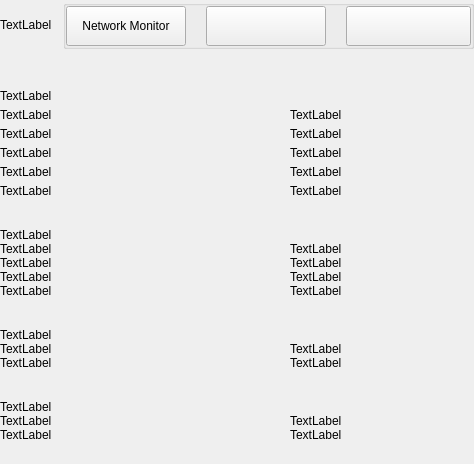
Qt form src/qt/bcz/settings/forms/settingsinformationwidget.ui (SpecialCoins/bitcoincz) before a commit.
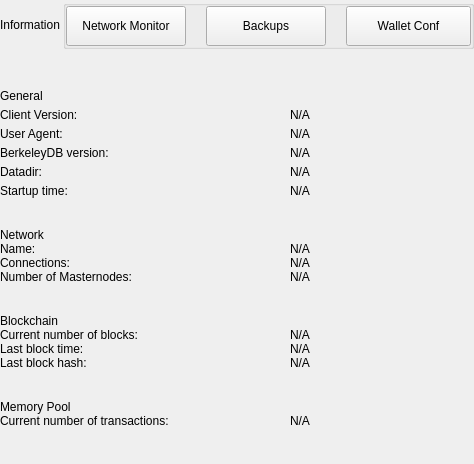
The same form after that commit.

What changed in the file:
```diff
--- a/src/qt/bcz/settings/forms/settingsinformationwidget.ui
+++ b/src/qt/bcz/settings/forms/settingsinformationwidget.ui
@@ -57,7 +57,7 @@
           <item>
            <widget class="QLabel" name="labelTitle">
             <property name="text">
-             <string>TextLabel</string>
+             <string>Information</string>
             </property>
            </widget>
           </item>
@@ -135,7 +135,7 @@
                 <enum>Qt::NoFocus</enum>
                </property>
                <property name="text">
-                <string/>
+                <string>Backups</string>
                </property>
                <property name="checkable">
                 <bool>false</bool>
@@ -163,7 +163,7 @@
                 <enum>Qt::NoFocus</enum>
                </property>
                <property name="text">
-                <string/>
+                <string>Wallet Conf</string>
                </property>
                <property name="checkable">
                 <bool>false</bool>
@@ -218,7 +218,7 @@
            <item>
             <widget class="QLabel" name="labelTitleGeneral">
              <property name="text">
-              <string>TextLabel</string>
+              <string>General</string>
              </property>
             </widget>
            </item>
@@ -242,14 +242,14 @@
                 </size>
                </property>
                <property name="text">
-                <string>TextLabel</string>
+                <string>Client Version:</string>
                </property>
               </widget>
              </item>
              <item>
               <widget class="QLabel" name="labelInfoClient">
                <property name="text">
-                <string>TextLabel</string>
+                <string notr="true">N/A</string>
                </property>
               </widget>
              </item>
@@ -275,14 +275,14 @@
                 </size>
                </property>
                <property name="text">
-                <string>TextLabel</string>
+                <string>User Agent:</string>
                </property>
               </widget>
              </item>
              <item>
               <widget class="QLabel" name="labelInfoAgent">
                <property name="text">
-                <string>TextLabel</string>
+                <string notr="true">N/A</string>
                </property>
               </widget>
              </item>
@@ -308,14 +308,14 @@
                 </size>
                </property>
                <property name="text">
-                <string>TextLabel</string>
+                <string>BerkeleyDB version:</string>
                </property>
               </widget>
              </item>
              <item>
               <widget class="QLabel" name="labelInfoBerkeley">
                <property name="text">
-                <string>TextLabel</string>
+                <string notr="true">N/A</string>
                </property>
               </widget>
              </item>
@@ -341,14 +341,14 @@
                 </size>
                </property>
                <property name="text">
-                <string>TextLabel</string>
+                <string>Datadir:</string>
                </property>
               </widget>
              </item>
              <item>
               <widget class="QLabel" name="labelInfoDataDir">
                <property name="text">
-                <string>TextLabel</string>
+                <string notr="true">N/A</string>
                </property>
                <property name="wordWrap">
                 <bool>true</bool>
@@ -377,14 +377,14 @@
                 </size>
                </property>
                <property name="text">
-                <string>TextLabel</string>
+                <string>Startup time:</string>
                </property>
               </widget>
              </item>
              <item>
               <widget class="QLabel" name="labelInfoTime">
                <property name="text">
-                <string>TextLabel</string>
+                <string notr="true">N/A</string>
                </property>
               </widget>
              </item>
@@ -412,7 +412,7 @@
         <item>
          <widget class="QLabel" name="labelTitleNetwork">
           <property name="text">
-           <string>TextLabel</string>
+           <string>Network</string>
           </property>
          </widget>
         </item>
@@ -436,59 +436,26 @@
              </size>
             </property>
             <property name="text">
-             <string>TextLabel</string>
+             <string>Name:</string>
             </property>
            </widget>
           </item>
           <item>
            <widget class="QLabel" name="labelInfoName">
             <property name="text">
-             <string>TextLabel</string>
+             <string notr="true">N/A</string>
             </property>
            </widget>
           </item>
          </layout>
         </item>
-           <item>
-            <layout class="QHBoxLayout" name="horizontalMasternode" stretch="0,1">
-             <property name="spacing">
-              <number>0</number>
-             </property>
-             <item>
-              <widget class="QLabel" name="labelTitleMasternode">
-               <property name="minimumSize">
-                <size>
-                 <width>290</width>
-                 <height>0</height>
-                </size>
-               </property>
-               <property name="maximumSize">
-                <size>
-                 <width>290</width>
-                 <height>16777215</height>
-                </size>
-               </property>
-               <property name="text">
-                <string>TextLabel</string>
-               </property>
-              </widget>
-             </item>
-             <item>
-              <widget class="QLabel" name="labelInfoMasternodeCount">
-               <property name="text">
-                <string>TextLabel</string>
-               </property>
-              </widget>
-             </item>
-            </layout>
-           </item>
         <item>
-         <layout class="QHBoxLayout" name="horizontalMnRoi" stretch="0,1">
+         <layout class="QHBoxLayout" name="horizontalConnections" stretch="0,1">
           <property name="spacing">
            <number>0</number>
           </property>
           <item>
-           <widget class="QLabel" name="labelTitleMnRoi">
+           <widget class="QLabel" name="labelTitleConnections">
             <property name="minimumSize">
              <size>
               <width>290</width>
@@ -502,14 +469,20 @@
              </size>
             </property>
             <property name="text">
-             <string>TextLabel</string>
+             <string>Connections:</string>
             </property>
            </widget>
           </item>
           <item>
-           <widget class="QLabel" name="labelInfoMnRoi">
+           <widget class="QLabel" name="labelInfoConnections">
+            <property name="cursor">
+             <cursorShape>IBeamCursor</cursorShape>
+            </property>
+            <property name="textInteractionFlags">
+             <set>Qt::LinksAccessibleByMouse|Qt::TextSelectableByKeyboard|Qt::TextSelectableByMouse</set>
+            </property>
             <property name="text">
-             <string>TextLabel</string>
+             <string notr="true">N/A</string>
             </property>
            </widget>
           </item>
@@ -517,9 +490,9 @@
         </item>
         <item>
          <widget class="QWidget" name="layoutOptions2" native="true">
-          <layout class="QHBoxLayout" name="horizontalConnections" stretch="0,1">
+          <layout class="QHBoxLayout" name="horizontalMasternodes" stretch="0,1">
            <property name="spacing">
-            <number>0</number>
+             <number>0</number>
            </property>
            <property name="leftMargin">
             <number>0</number>
@@ -534,7 +507,7 @@
             <number>10</number>
            </property>
            <item>
-            <widget class="QLabel" name="labelTitleConnections">
+            <widget class="QLabel" name="labelTitleMasternodes">
              <property name="minimumSize">
               <size>
                <width>290</width>
@@ -548,14 +521,20 @@
               </size>
              </property>
              <property name="text">
-              <string>TextLabel</string>
+              <string>Number of Masternodes:</string>
              </property>
             </widget>
            </item>
            <item>
-            <widget class="QLabel" name="labelInfoConnections">
+            <widget class="QLabel" name="labelInfoMasternodes">
+             <property name="cursor">
+              <cursorShape>IBeamCursor</cursorShape>
+             </property>
+             <property name="textInteractionFlags">
+              <set>Qt::LinksAccessibleByMouse|Qt::TextSelectableByKeyboard|Qt::TextSelectableByMouse</set>
+             </property>
              <property name="text">
-              <string>TextLabel</string>
+              <string notr="true">N/A</string>
              </property>
             </widget>
            </item>
@@ -581,7 +560,7 @@
         <item>
          <widget class="QLabel" name="labelTitleBlockchain">
           <property name="text">
-           <string>TextLabel</string>
+           <string>Blockchain</string>
           </property>
          </widget>
         </item>
@@ -605,14 +584,53 @@
              </size>
             </property>
             <property name="text">
-             <string>TextLabel</string>
+             <string>Current number of blocks:</string>
             </property>
            </widget>
           </item>
           <item>
            <widget class="QLabel" name="labelInfoBlockNumber">
             <property name="text">
-             <string>TextLabel</string>
+             <string notr="true">N/A</string>
+            </property>
+           </widget>
+          </item>
+         </layout>
+        </item>
+        <item>
+         <layout class="QHBoxLayout" name="horizontalBlockTime" stretch="0,1">
+          <property name="spacing">
+           <number>0</number>
+          </property>
+          <item>
+           <widget class="QLabel" name="labelTitleBlockTime">
+            <property name="minimumSize">
+             <size>
+              <width>290</width>
+              <height>0</height>
+             </size>
+            </property>
+            <property name="maximumSize">
+             <size>
+              <width>290</width>
+              <height>16777215</height>
+             </size>
+            </property>
+            <property name="text">
+             <string>Last block time:</string>
+            </property>
+           </widget>
+          </item>
+          <item>
+           <widget class="QLabel" name="labelInfoBlockTime">
+            <property name="cursor">
+             <cursorShape>IBeamCursor</cursorShape>
+            </property>
+            <property name="textInteractionFlags">
+             <set>Qt::LinksAccessibleByMouse|Qt::TextSelectableByKeyboard|Qt::TextSelectableByMouse</set>
+            </property>
+            <property name="text">
+             <string notr="true">N/A</string>
             </property>
            </widget>
           </item>
@@ -620,7 +638,7 @@
         </item>
         <item>
          <widget class="QWidget" name="layoutOptions3" native="true">
-          <layout class="QHBoxLayout" name="horizontalBlockTime" stretch="0,1">
+          <layout class="QHBoxLayout" name="horizontalBlockHash" stretch="0,1">
            <property name="spacing">
             <number>0</number>
            </property>
@@ -637,7 +655,7 @@
             <number>10</number>
            </property>
            <item>
-            <widget class="QLabel" name="labelTitleBlockTime">
+            <widget class="QLabel" name="labelTitleBlockHash">
              <property name="minimumSize">
               <size>
                <width>290</width>
@@ -651,14 +669,20 @@
               </size>
              </property>
              <property name="text">
-              <string>TextLabel</string>
+              <string>Last block hash:</string>
              </property>
             </widget>
            </item>
            <item>
-            <widget class="QLabel" name="labelInfoBlockTime">
+            <widget class="QLabel" name="labelInfoBlockHash">
+             <property name="cursor">
+              <cursorShape>IBeamCursor</cursorShape>
+             </property>
+             <property name="textInteractionFlags">
+              <set>Qt::LinksAccessibleByMouse|Qt::TextSelectableByKeyboard|Qt::TextSelectableByMouse</set>
+             </property>
              <property name="text">
-              <string>TextLabel</string>
+              <string notr="true">N/A</string>
              </property>
             </widget>
            </item>
@@ -684,7 +708,7 @@
         <item>
          <widget class="QLabel" name="labelTitleMemory">
           <property name="text">
-           <string>TextLabel</string>
+           <string>Memory Pool</string>
           </property>
          </widget>
         </item>
@@ -708,47 +732,14 @@
              </size>
             </property>
             <property name="text">
-             <string>TextLabel</string>
+             <string>Current number of transactions:</string>
             </property>
            </widget>
           </item>
           <item>
            <widget class="QLabel" name="labelInfoNumberTransactions">
             <property name="text">
-             <string>TextLabel</string>
-            </property>
-           </widget>
-          </item>
-         </layout>
-        </item>
-        <item>
-         <layout class="QHBoxLayout" name="horizontalNumberTransactions" stretch="0,1">
-          <property name="spacing">
-           <number>0</number>
-          </property>
-          <item>
-           <widget class="QLabel" name="labelTitleMem">
-            <property name="minimumSize">
-             <size>
-              <width>290</width>
-              <height>0</height>
-             </size>
-            </property>
-            <property name="maximumSize">
-             <size>
-              <width>290</width>
-              <height>16777215</height>
-             </size>
-            </property>
-            <property name="text">
-             <string>TextLabel</string>
-            </property>
-           </widget>
-          </item>
-          <item>
-           <widget class="QLabel" name="labelInfoMem">
-            <property name="text">
-             <string>TextLabel</string>
+             <string notr="true">N/A</string>
             </property>
            </widget>
           </item>
```
Left out of the diff: 42 changed lines with no effect on the pictures.
